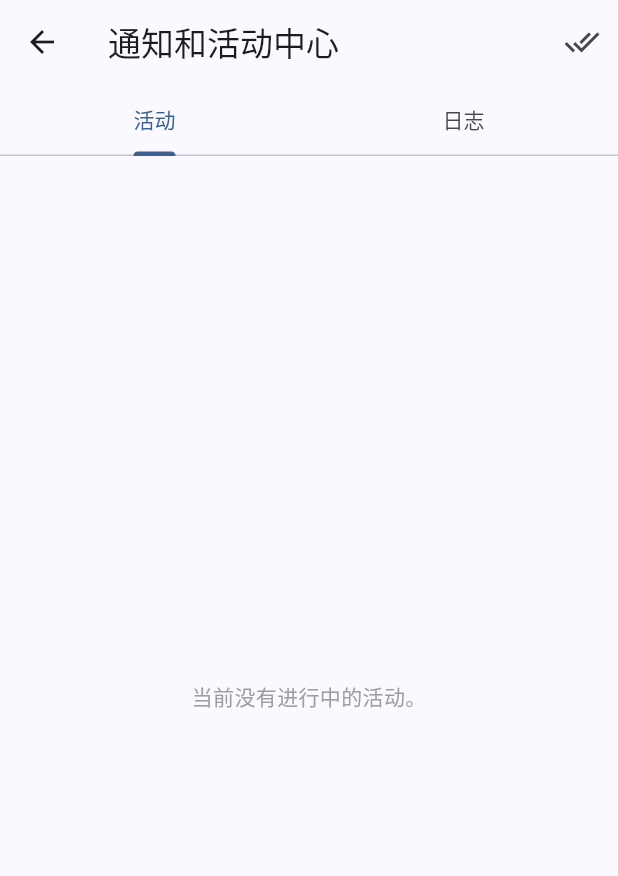
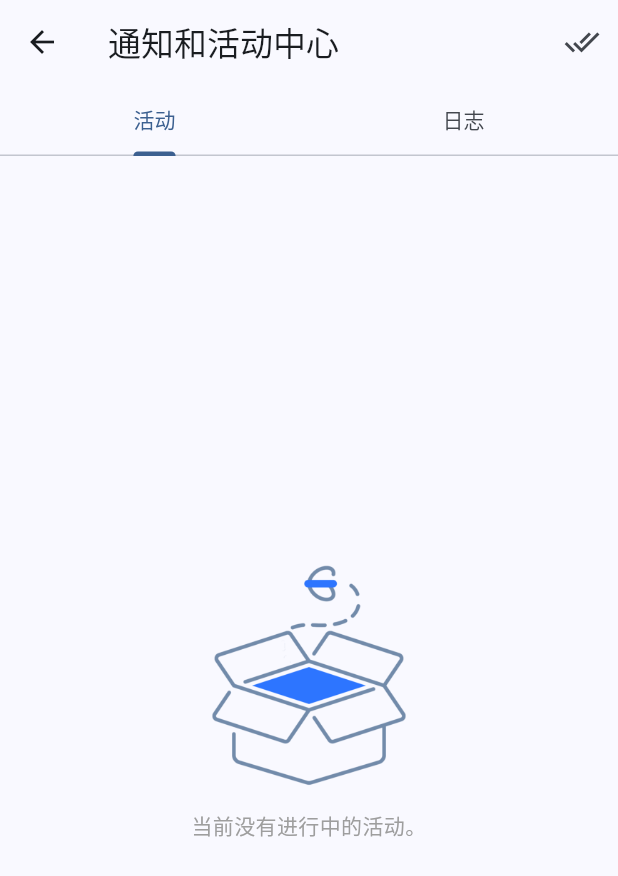
Before and after one commit to miaoermua/RiderSimulator, a Flutter app: the NotificationsPage screen opened directly with empty values, on a phone screen of 412 x 824 dp. Shown: the top 876 px of the screen. Run offline on Flutter 3.47's test engine with Material 3 defaults, Android fonts, the phone set to English and light mode, and no system bars; our stand-ins replace flutter_map, fluttertoast, geolocator, latlong2, shared_preferences; missing offline and left inert: mobile_scanner; accounts and stored records are empty.

Commit message:
feat: 新增空态插画替换纯文本提示，重构通知页、订单列表与聊天面板空状态展示

```diff
--- a/client/lib/screens/notifications_page.dart
+++ b/client/lib/screens/notifications_page.dart
@@ -2,6 +2,7 @@ import 'package:flutter/material.dart';
 
 import '../game_state.dart';
 import '../protocol.dart';
+import '../widgets/empty_state_art.dart';
 
 /// 通知和活动中心：一页两签。
 ///
@@ -82,11 +83,11 @@ class _ActivitiesTab extends StatelessWidget {
   Widget build(BuildContext context) {
     final running = state.runningActivities;
     if (running.isEmpty) {
-      return const Center(
-        child: Text(
-          '当前没有进行中的活动。',
-          style: TextStyle(color: Colors.grey),
-        ),
+      // 空态给张「拆开的空纸箱」——活动没开张，比一行灰字直观。
+      return const EmptyStateArt(
+        asset: 'assets/illustrations/box.png',
+        message: '当前没有进行中的活动。',
+        size: 160,
       );
     }
     return ListView.separated(
--- /dev/null
+++ b/client/lib/widgets/empty_state_art.dart
@@ -0,0 +1,52 @@
+import 'package:flutter/material.dart';
+
+/// 空态：一张插画 + 原来说明文字。
+///
+/// 只负责「摆」，文案由调用方给——活动页那句「当前没有进行中的活动。」、
+/// 对话面板那两句提示都是各自的业务话术，不往这里搬。
+///
+/// 图是外部素材（线稿图标，透明底），不跟主题变色；外面套一层滚动，
+/// 免得键盘弹起或小屏上「图 + 三行字」溢出。
+class EmptyStateArt extends StatelessWidget {
+  const EmptyStateArt({
+    super.key,
+    required this.asset,
+    required this.message,
+    this.size = 140,
+  });
+
+  /// 图片资源路径，如 `assets/illustrations/box.png`。
+  final String asset;
+
+  /// 原来的说明文字，保持原样显示。
+  final String message;
+
+  /// 插画边长。位置窄（对话面板）就传小一点。
+  final double size;
+
+  @override
+  Widget build(BuildContext context) {
+    return Center(
+      child: SingleChildScrollView(
+        padding: const EdgeInsets.all(24),
+        child: Column(
+          mainAxisSize: MainAxisSize.min,
+          children: [
+            Image.asset(
+              asset,
+              width: size,
+              height: size,
+              filterQuality: FilterQuality.medium,
+            ),
+            const SizedBox(height: 12),
+            Text(
+              message,
+              textAlign: TextAlign.center,
+              style: const TextStyle(color: Colors.grey),
+            ),
+          ],
+        ),
+      ),
+    );
+  }
+}
--- a/client/pubspec.yaml
+++ b/client/pubspec.yaml
@@ -38,3 +38,6 @@ dev_dependencies:
 
 flutter:
   uses-material-design: true
+  assets:
+    # 空态插画（大厅 / 待取 / 待送三个 tab 共用）。
+    - assets/illustrations/
```
Also changed, not shown: client/lib/screens/rider_home.dart (+17 -4 lines), client/lib/widgets/chat_sheet.dart (+10 -12 lines), client/assets/illustrations/box.png (added), client/assets/illustrations/empty_orders.png (added), 25 other files.
